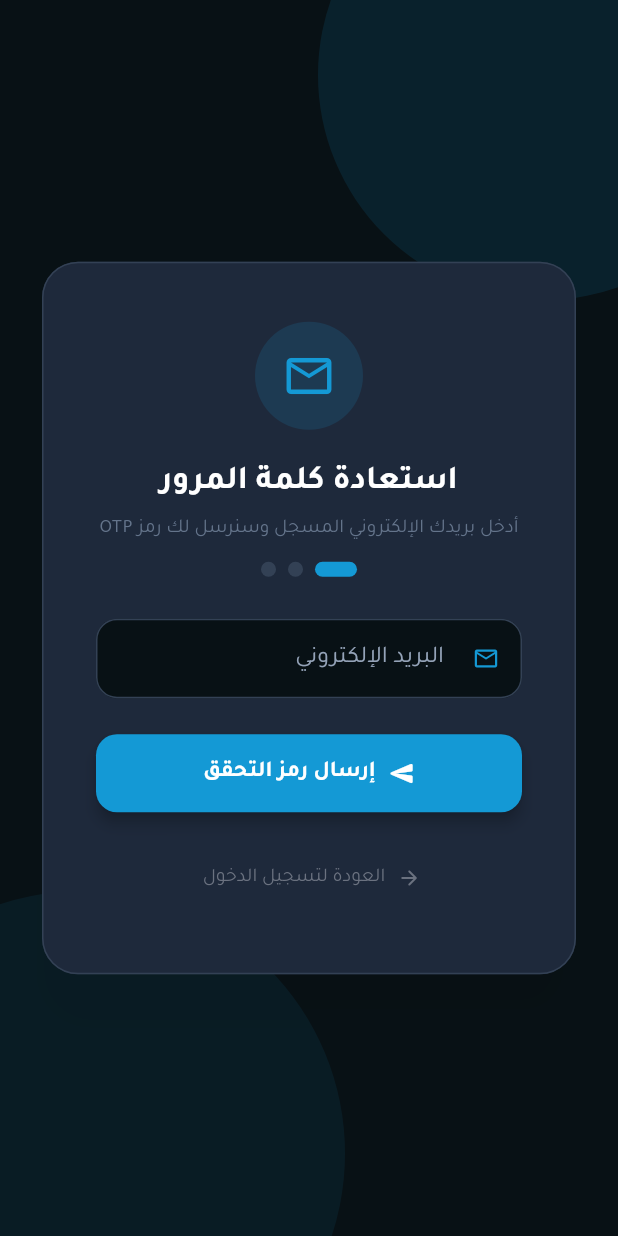
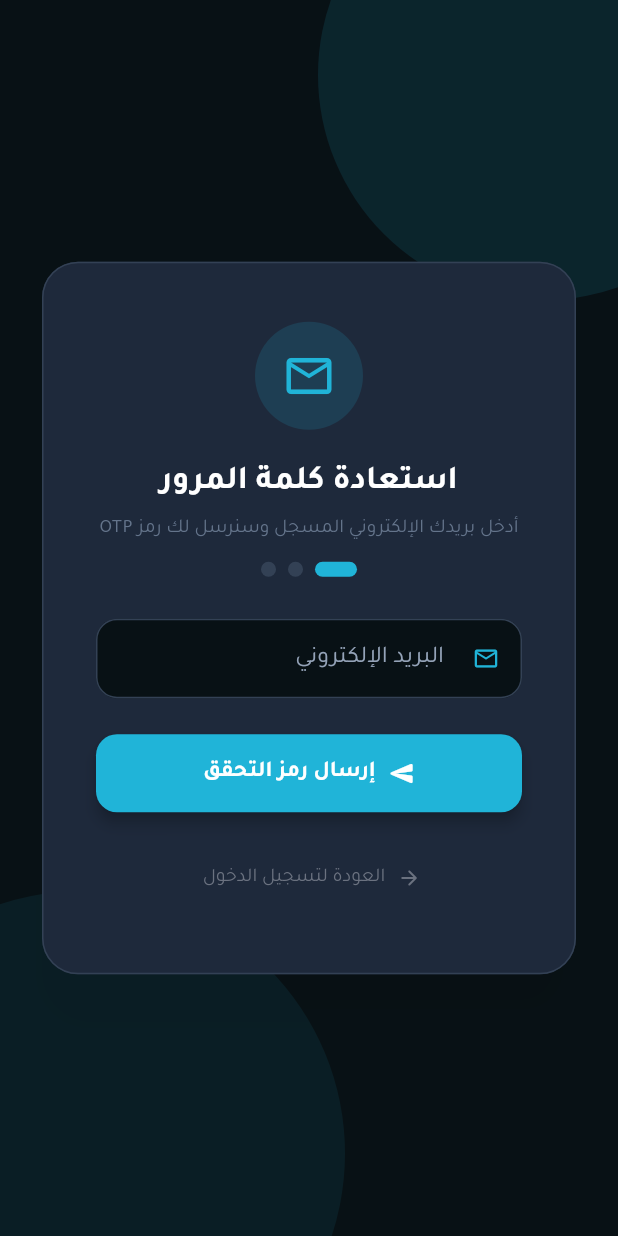
Before and after one commit to shadasobhe97-ctrl/Admin, a Flutter app: the ForgotPasswordScreen screen opened directly, on a phone screen of 412 x 824 dp. Run offline on Flutter 3.47's test engine with Material 3 defaults, Android fonts, the phone set to English and light mode, and no system bars; our stand-ins replace dio, fl_chart, flutter_bloc, flutter_map, font_awesome_flutter, get_it and 3 more; missing offline and left inert: file_saver; accounts and stored records are empty.

Commit message:
تعديل الالوان

```diff
--- a/lib/core/theme/admin_colors.dart
+++ b/lib/core/theme/admin_colors.dart
@@ -41,7 +41,7 @@ class AdminColors {
   // ============================================================
 
   // Main brand blue
-  static const Color primary = Color(0xFF1499D5);
+  static const Color primary = Color(0xFF20B4D8);
 
   // Lighter / brighter sky blue
   static const Color primaryLight = Color(0xFF20B4D8);
@@ -87,7 +87,7 @@ class AdminColors {
   static const Color green700 = Color(0xFF388E3C);
   static const Color orange = Color(0xFFFF9800);
   static const Color amber = Color(0xFFFFC107);
-  static const Color blue = Color(0xFF1499D5);
+  static const Color blue = Color(0xFF20B4D8);
   static const Color blueGrey = Color(0xFF607D8B);
 
   // ============================================================
@@ -96,7 +96,7 @@ class AdminColors {
 
   static const Color backgroundLight = Color(0xFFF8FAFC);
   static const Color surfaceLight = Color(0xFFFFFFFF);
-  static const Color primaryLightTheme = Color(0xFF1499D5);
+  static const Color primaryLightTheme = Color(0xFF20B4D8);
   static const Color errorLight = Color(0xFFEF4444);
 
   // ============================================================
@@ -161,7 +161,7 @@ class AdminColors {
   // ============================================================
 
   // Brand
-  static const Color brandPrimary = Color(0xFF1499D5);
+  static const Color brandPrimary = Color(0xFF20B4D8);
   static const Color brandPrimaryDeep = Color(0xFF0879B5);
   static const Color onBrand = Color(0xFFFFFFFF);
   static const Color onBrandMuted = Color(0xB3FFFFFF);
@@ -235,7 +235,7 @@ class AdminColors {
   static const Color sidebarItemTextDark = Color(0xFF64748B);
   static const Color sidebarActiveBgLight = Color(0xFFE0F7FA);
   static const Color sidebarActiveBgDark = Color(0xFF164E63);
-  static const Color onSidebarActiveLight = Color(0xFF0879B5);
+  static const Color onSidebarActiveLight = Color(0xFF20B4D8);
   static const Color onSidebarActiveDark = Color(0xFF20B4D8);
   static const Color sidebarHoverLight = Color(0xFFF5F5F5);
   static const Color sidebarHoverDark = Color(0xFF1E293B);
@@ -243,7 +243,7 @@ class AdminColors {
   // Header
   static const Color headerBgLight = Color(0xFFFFFFFF);
   static const Color headerBgDark = Color(0xFF111827);
-  static const Color brandTaglineLight = Color(0xFF1499D5);
+  static const Color brandTaglineLight = Color(0xFF20B4D8);
   static const Color brandTaglineDark = Color(0xFF20B4D8);
 
   // Overlays / Scrims & Shadows
@@ -275,13 +275,13 @@ class AdminColors {
   static const Color surfaceCard = Color(0xFF1E293B);
   static const Color sidebarBackground = Color(0xFF111827);
   static const Color borderSlate = Color(0xFF334155);
-  static const Color primaryBlue = Color(0xFF1499D5);
+  static const Color primaryBlue = Color(0xFF20B4D8);
   static const Color primaryBlueHover = Color(0xFF0879B5);
   static const Color successEmerald = Color(0xFF10B981);
   static const Color warningAmber = Color(0xFFF59E0B);
   static const Color dangerRose = Color(0xFFEF4444);
   static const Color infoCyan = Color(0xFF20B4D8);
-  static const Color sidebarActiveItem = Color(0xFF1499D5);
+  static const Color sidebarActiveItem = Color(0xFF20B4D8);
   static const Color sidebarInactiveText = Color(0xFF64748B);
   static const Color sidebarBorder = Color(0xFF334155);
   static const Color badgeBackground = Color(0xFFFEE2E2);
```
